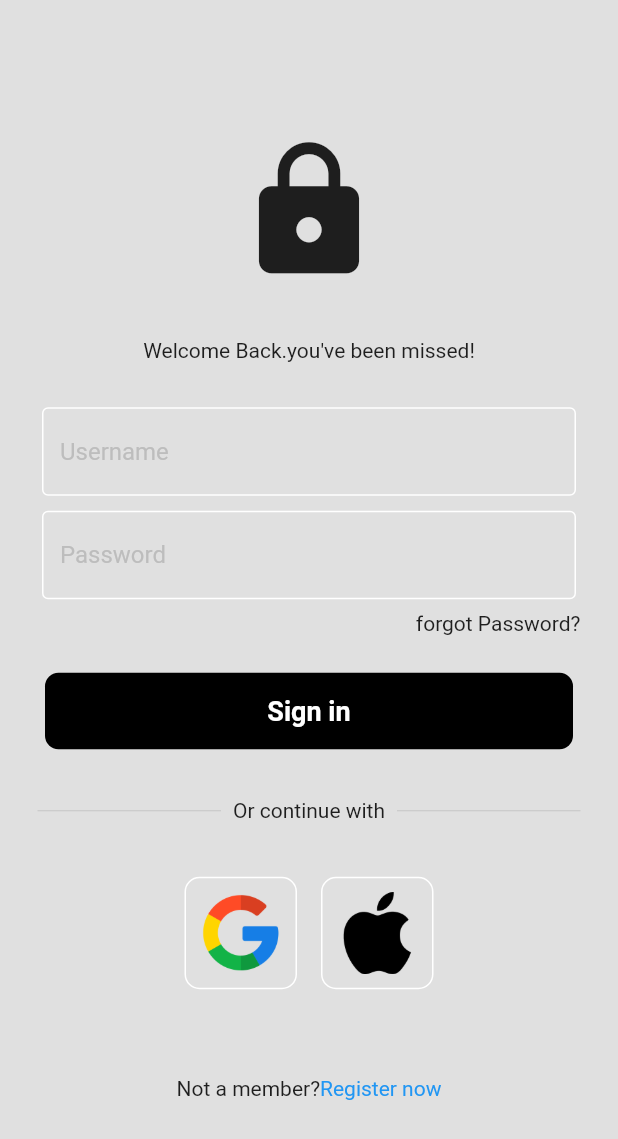
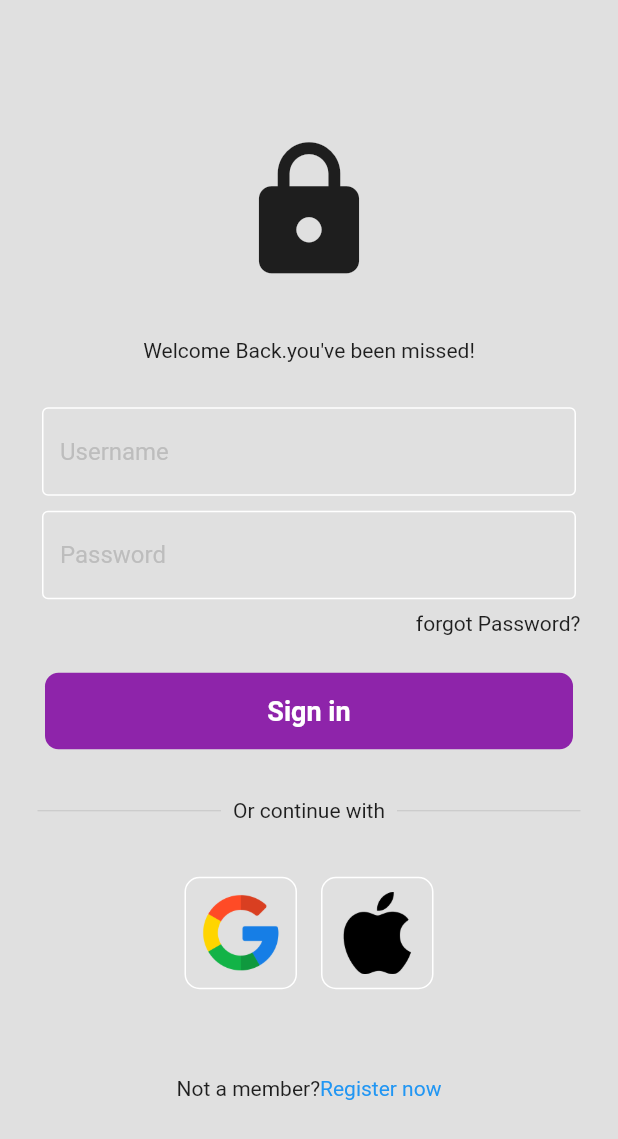
Before and after one commit to sovaamahato/room_finder, a Flutter app: the LoginPage screen opened directly, on a phone screen of 412 x 824 dp. Shown: the top 1139 px of the screen. Run offline on Flutter 3.47's test engine with Material 2 defaults, Android fonts, the phone set to English and light mode, and no system bars; our stand-ins replace google_fonts, introduction_screen, smooth_page_indicator.

Commit message:
login page done

```diff
--- a/lib/components/my_button.dart
+++ b/lib/components/my_button.dart
@@ -13,7 +13,7 @@ class MyButton extends StatelessWidget {
         padding: const EdgeInsets.symmetric(horizontal:30.0,vertical: 15),
         child: Container(
 
-          decoration: BoxDecoration( borderRadius: BorderRadius.circular(9),color: Colors.black),
+          decoration: BoxDecoration( borderRadius: BorderRadius.circular(9),color: Colors.purple[600]),
 
           child: Center(child: Padding(
             padding: const EdgeInsets.all(15.0),
--- a/lib/pages/login_page.dart
+++ b/lib/pages/login_page.dart
@@ -1,5 +1,4 @@
-// import 'package:authentication_app/my_button.dart';
-// import 'package:authentication_app/mybox_tile.dart';
+
 
 
 import 'package:flutter/material.dart';
```
